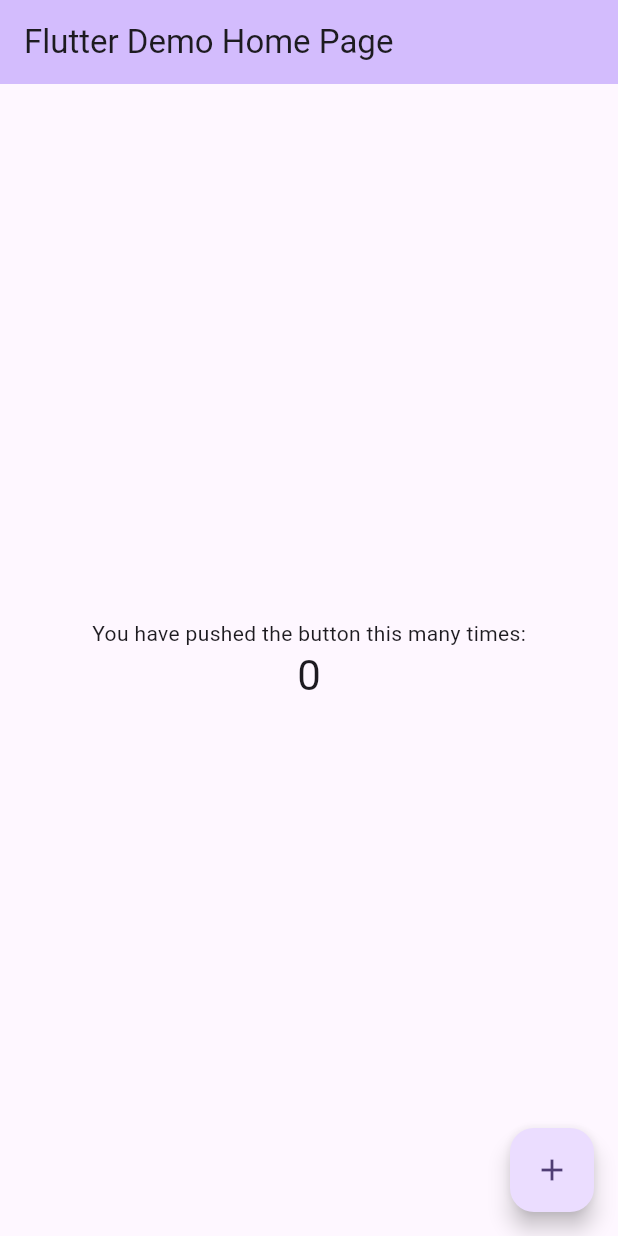
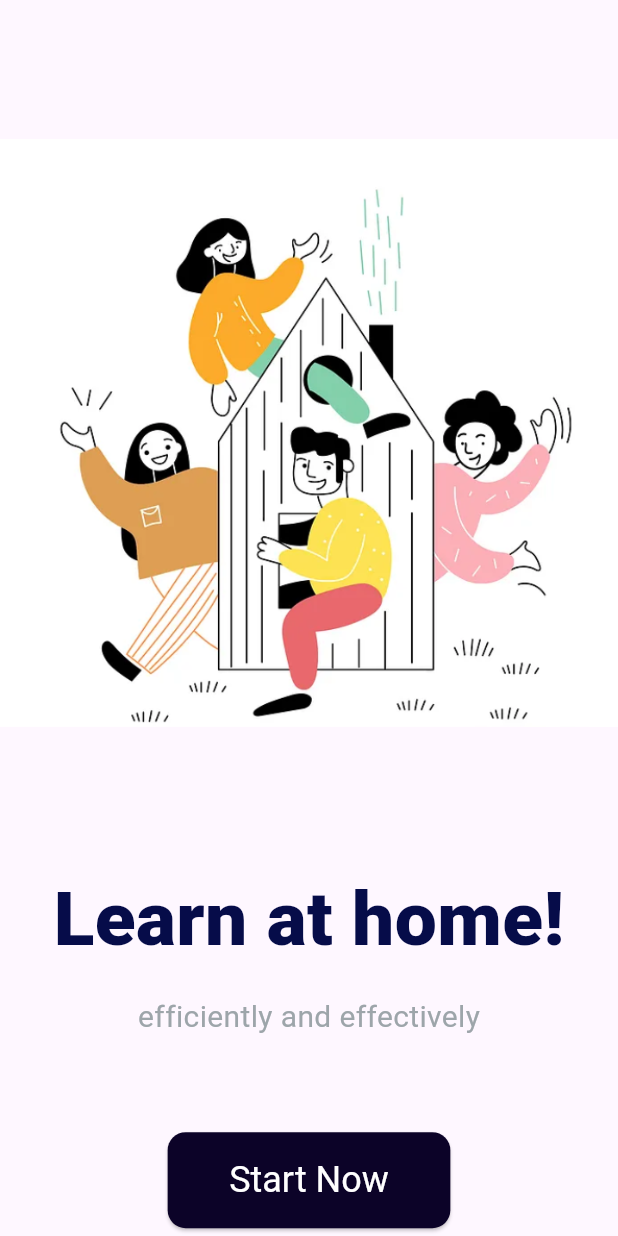
Before and after one commit to Nithish11/course_ui, a Flutter app: the screen it shows after launch, on a phone screen of 412 x 824 dp. Run offline on Flutter 3.47's test engine with Material 3 defaults, Android fonts, the phone set to English and light mode, and no system bars.

Commit message:
feat:added the button

```diff
--- a/lib/main.dart
+++ b/lib/main.dart
@@ -1,125 +1,16 @@
-import 'package:flutter/material.dart';
+import "package:flutter/material.dart";
+import "pages/start_screen.dart";
 
-void main() {
-  runApp(const MyApp());
-}
+void main()=>runApp(MyApp());
 
 class MyApp extends StatelessWidget {
   const MyApp({super.key});
 
-  // This widget is the root of your application.
   @override
   Widget build(BuildContext context) {
-    return MaterialApp(
-      title: 'Flutter Demo',
-      theme: ThemeData(
-        // This is the theme of your application.
-        //
-        // TRY THIS: Try running your application with "flutter run". You'll see
-        // the application has a purple toolbar. Then, without quitting the app,
-        // try changing the seedColor in the colorScheme below to Colors.green
-        // and then invoke "hot reload" (save your changes or press the "hot
-        // reload" button in a Flutter-supported IDE, or press "r" if you used
-        // the command line to start the app).
-        //
-        // Notice that the counter didn't reset back to zero; the application
-        // state is not lost during the reload. To reset the state, use hot
-        // restart instead.
-        //
-        // This works for code too, not just values: Most code changes can be
-        // tested with just a hot reload.
-        colorScheme: ColorScheme.fromSeed(seedColor: Colors.deepPurple),
-        useMaterial3: true,
-      ),
-      home: const MyHomePage(title: 'Flutter Demo Home Page'),
+    return  MaterialApp(
+      debugShowCheckedModeBanner: false,
+      home: start_screen(),
     );
   }
 }
-
-class MyHomePage extends StatefulWidget {
-  const MyHomePage({super.key, required this.title});
-
-  // This widget is the home page of your application. It is stateful, meaning
-  // that it has a State object (defined below) that contains fields that affect
-  // how it looks.
-
-  // This class is the configuration for the state. It holds the values (in this
-  // case the title) provided by the parent (in this case the App widget) and
-  // used by the build method of the State. Fields in a Widget subclass are
-  // always marked "final".
-
-  final String title;
-
-  @override
-  State<MyHomePage> createState() => _MyHomePageState();
-}
-
-class _MyHomePageState extends State<MyHomePage> {
-  int _counter = 0;
-
-  void _incrementCounter() {
-    setState(() {
-      // This call to setState tells the Flutter framework that something has
-      // changed in this State, which causes it to rerun the build method below
-      // so that the display can reflect the updated values. If we changed
-      // _counter without calling setState(), then the build method would not be
-      // called again, and so nothing would appear to happen.
-      _counter++;
-    });
-  }
-
-  @override
-  Widget build(BuildContext context) {
-    // This method is rerun every time setState is called, for instance as done
-    // by the _incrementCounter method above.
-    //
-    // The Flutter framework has been optimized to make rerunning build methods
-    // fast, so that you can just rebuild anything that needs updating rather
-    // than having to individually change instances of widgets.
-    return Scaffold(
-      appBar: AppBar(
-        // TRY THIS: Try changing the color here to a specific color (to
-        // Colors.amber, perhaps?) and trigger a hot reload to see the AppBar
-        // change color while the other colors stay the same.
-        backgroundColor: Theme.of(context).colorScheme.inversePrimary,
-        // Here we take the value from the MyHomePage object that was created by
-        // the App.build method, and use it to set our appbar title.
-        title: Text(widget.title),
-      ),
-      body: Center(
-        // Center is a layout widget. It takes a single child and positions it
-        // in the middle of the parent.
-        child: Column(
-          // Column is also a layout widget. It takes a list of children and
-          // arranges them vertically. By default, it sizes itself to fit its
-          // children horizontally, and tries to be as tall as its parent.
-          //
-          // Column has various properties to control how it sizes itself and
-          // how it positions its children. Here we use mainAxisAlignment to
-          // center the children vertically; the main axis here is the vertical
-          // axis because Columns are vertical (the cross axis would be
-          // horizontal).
-          //
-          // TRY THIS: Invoke "debug painting" (choose the "Toggle Debug Paint"
-          // action in the IDE, or press "p" in the console), to see the
-          // wireframe for each widget.
-          mainAxisAlignment: MainAxisAlignment.center,
-          children: <Widget>[
-            const Text(
-              'You have pushed the button this many times:',
-            ),
-            Text(
-              '$_counter',
-              style: Theme.of(context).textTheme.headlineMedium,
-            ),
-          ],
-        ),
-      ),
-      floatingActionButton: FloatingActionButton(
-        onPressed: _incrementCounter,
-        tooltip: 'Increment',
-        child: const Icon(Icons.add),
-      ), // This trailing comma makes auto-formatting nicer for build methods.
-    );
-  }
-}
--- /dev/null
+++ b/lib/pages/start_screen.dart
@@ -0,0 +1,68 @@
+import 'package:flutter/material.dart';
+// import 'package:google_fonts/google_fonts.dart';
+
+class start_screen extends StatefulWidget {
+  const start_screen({super.key});
+
+  @override
+  State<start_screen> createState() => _start_screenState();
+}
+
+class _start_screenState extends State<start_screen> {
+  @override
+  Widget build(BuildContext context) {
+    double screen_width = MediaQuery.of(context).size.width;
+    double screen_height = MediaQuery.of(context).size.height;
+
+    return Scaffold(
+      body: Column(
+        children: [
+          Container(
+            height: screen_height * 0.70,
+            width: screen_width * 1,
+            decoration: BoxDecoration(
+              image: DecorationImage(image: AssetImage("assets/01.png")),
+              // color: Colors.red,
+            ),
+          ),
+          Text(
+            "Learn at home!",
+            style: TextStyle(
+                fontSize: 50,
+                fontWeight: FontWeight.w900,
+                color: Color.fromARGB(255, 6, 12, 73)),
+          ),
+          SizedBox(
+            height: 15,
+          ),
+          Text(
+            "efficiently and effectively",
+            style: TextStyle(
+                fontSize: 20, color: Color.fromARGB(255, 157, 165, 170)),
+          ),
+          SizedBox(
+            height: 62,
+          ),
+          ElevatedButton(
+            child: Padding(
+              padding: const EdgeInsets.symmetric(horizontal: 17, vertical: 18),
+              child: Text(
+                'Start Now',
+                style: TextStyle(color: Colors.white),
+              ),
+            ),
+            style: ElevatedButton.styleFrom(
+              backgroundColor: Color.fromARGB(255, 12, 3, 40),
+              textStyle:
+                  const TextStyle(fontSize: 24, fontStyle: FontStyle.normal),
+              shape: RoundedRectangleBorder(
+                borderRadius: BorderRadius.circular(12.0),
+              ),
+            ),
+            onPressed: () {},
+          ),
+        ],
+      ),
+    );
+  }
+}
--- a/pubspec.yaml
+++ b/pubspec.yaml
@@ -35,6 +35,7 @@ dependencies:
   # The following adds the Cupertino Icons font to your application.
   # Use with the CupertinoIcons class for iOS style icons.
   cupertino_icons: ^1.0.2
+  # google_fonts: ^6.2.0
 
 dev_dependencies:
   flutter_test:
@@ -59,8 +60,8 @@ flutter:
   uses-material-design: true
 
   # To add assets to your application, add an assets section, like this:
-  # assets:
-  #   - images/a_dot_burr.jpeg
+  assets:
+    - assets/
   #   - images/a_dot_ham.jpeg
 
   # An image asset can refer to one or more resolution-specific "variants", see
```
Also changed, not shown: assets/01.png (added), assets/02.png (added), assets/03.png (added).
